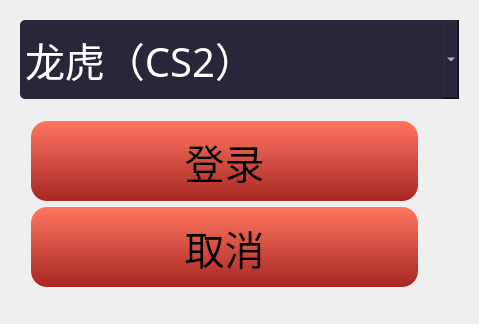
This is DragonTiger/login.ui in QPKJEDL/deskgame as Qt 5 draws it before an edit. The edited form follows.
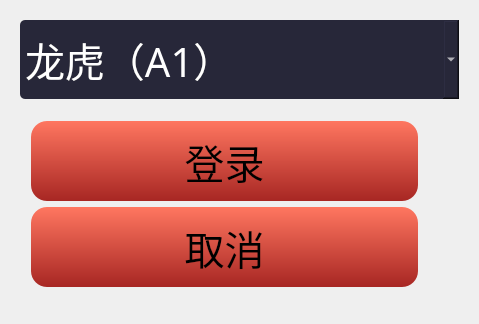
This is the edited form.

What changed in the file:
```diff
--- a/DragonTiger/login.ui
+++ b/DragonTiger/login.ui
@@ -111,7 +111,7 @@
    </property>
    <item>
     <property name="text">
-     <string>龙虎（CS2）</string>
+     <string>龙虎（A1）</string>
     </property>
    </item>
   </widget>
```
